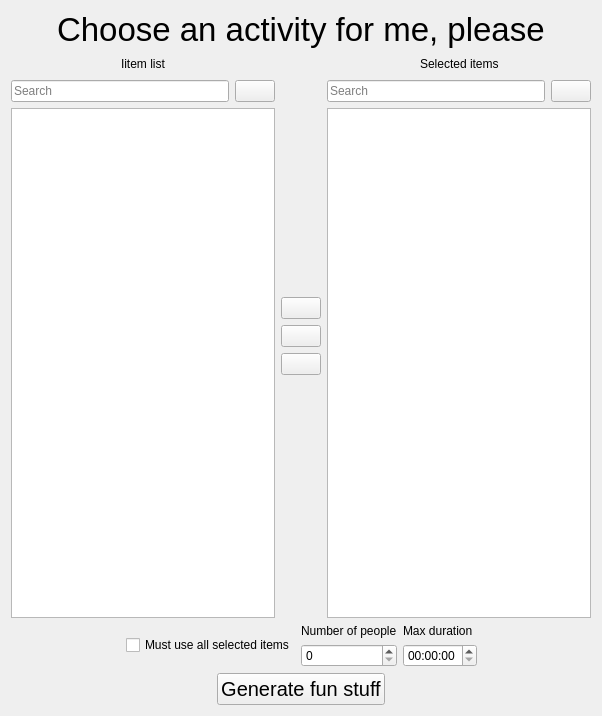
The window that genactivity.ui (glennnys/Decided) describes before a commit, drawn with Qt 5.
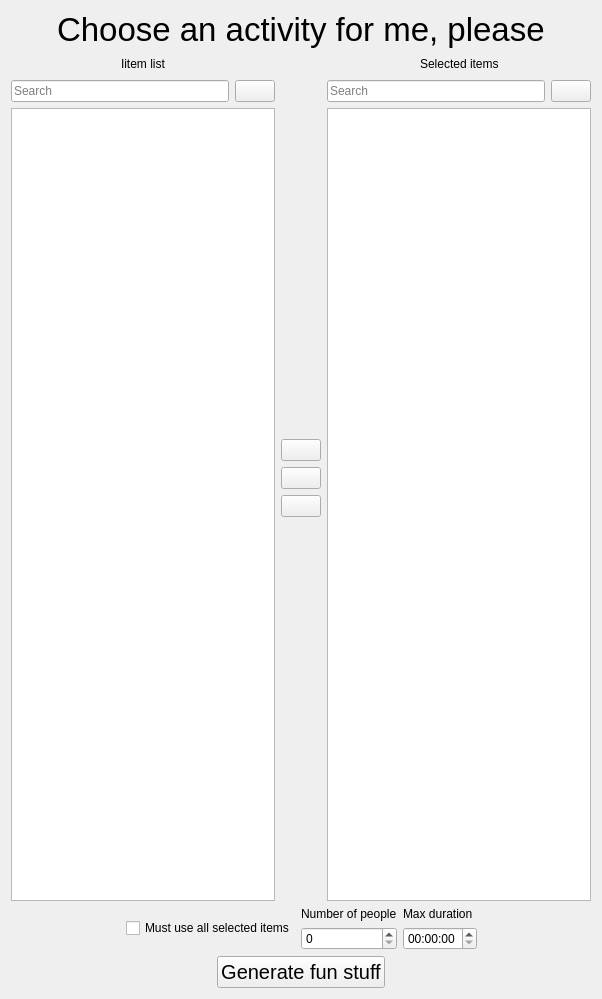
The same window after the commit. Icons and pictures are not drawn.

Patch:
```diff
--- a/genactivity.ui
+++ b/genactivity.ui
@@ -7,7 +7,7 @@
     <x>0</x>
     <y>0</y>
     <width>602</width>
-    <height>716</height>
+    <height>999</height>
    </rect>
   </property>
   <property name="windowTitle">
```
